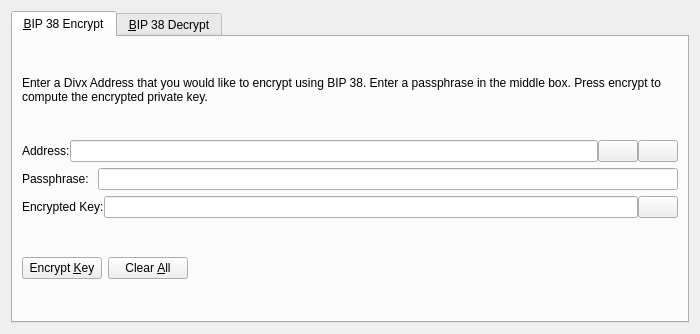
Before: the Qt Designer form divi/src/qt/forms/bip38tooldialog.ui in DiviDomains/PrivateDivi, drawn with Qt 5.
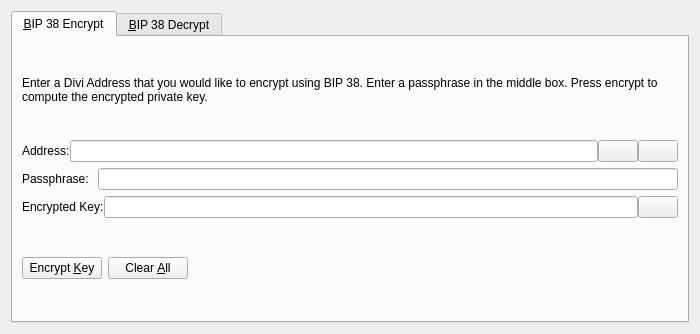
After: the same form once the commit is applied. The open tabs and pages were chosen to show the change. Icons and pictures are not drawn. Custom widgets are drawn as their Qt base class.

Commit message: renamed divx to divi all text and filenames

Diff of the .ui file:
```diff
--- a/divi/src/qt/forms/bip38tooldialog.ui
+++ b/divi/src/qt/forms/bip38tooldialog.ui
@@ -30,7 +30,7 @@
        <item>
         <widget class="QLabel" name="infoLabel_ENC">
          <property name="text">
-          <string>Enter a Divx Address that you would like to encrypt using BIP 38. Enter a passphrase in the middle box. Press encrypt to compute the encrypted private key.</string>
+          <string>Enter a Divi Address that you would like to encrypt using BIP 38. Enter a passphrase in the middle box. Press encrypt to compute the encrypted private key.</string>
          </property>
          <property name="textFormat">
           <enum>Qt::PlainText</enum>
```
Left out of the diff: 24 changed lines with no effect on the pictures. The commit also changes 325 other files.
